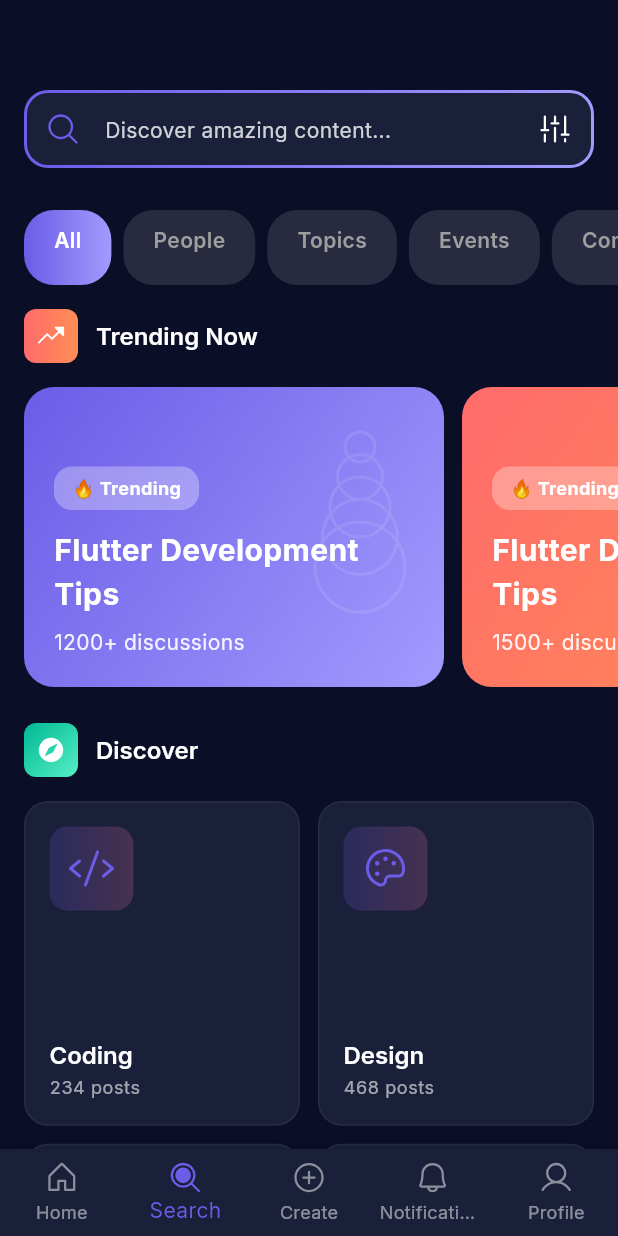
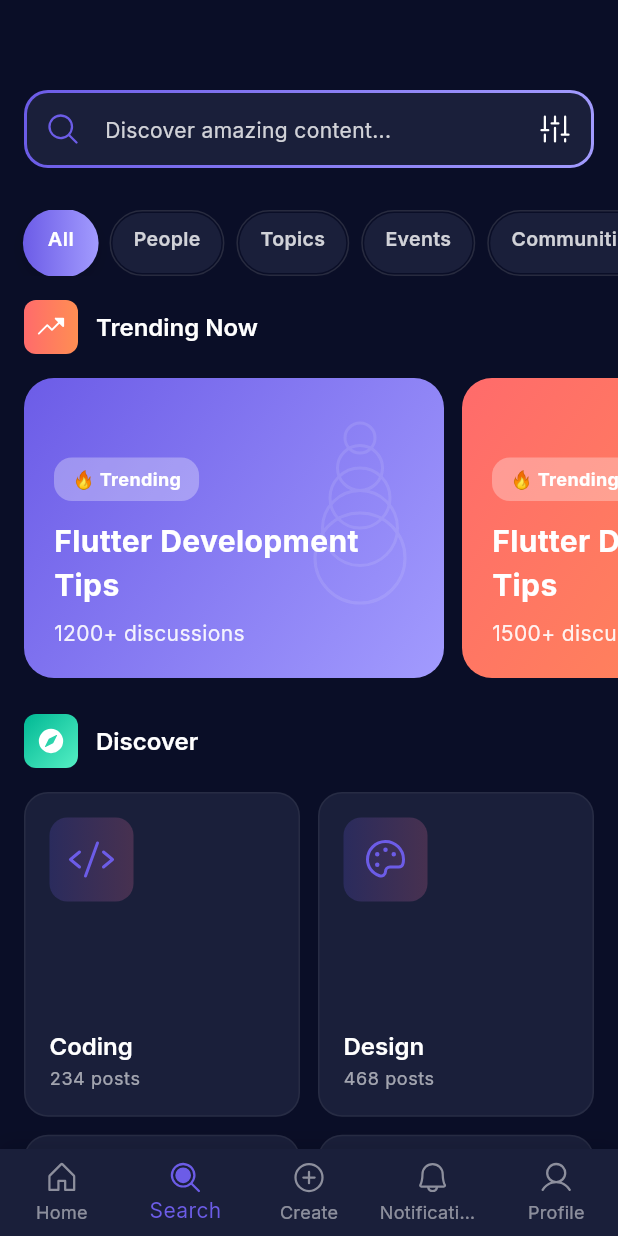
Before and after one commit to mg3994/i-don-t-trust-encryption-, a Flutter app: the screen it shows after launch, item 2 of the bottom bar chosen, on a phone screen of 412 x 824 dp. Run offline on Flutter 3.47's test engine with Material 3 defaults, Android fonts, the phone set to English and light mode, and no system bars; drawn by our look-alikes of flutter_animate; our stand-ins replace flutter_hooks, google_fonts, phosphor_flutter, signals_flutter; missing offline and left inert: signals_hooks.

Commit message:
first commit

```diff
--- a/lib/features/search/presentation/pages/search_page.dart
+++ b/lib/features/search/presentation/pages/search_page.dart
@@ -77,7 +77,7 @@ class SearchPage extends StatelessWidget {
           // Category Pills
           SliverToBoxAdapter(
             child: SizedBox(
-              height: 50,
+              height: 44,
               child: Watch((context) {
                 return ListView.builder(
                   scrollDirection: Axis.horizontal,
@@ -88,6 +88,7 @@ class SearchPage extends StatelessWidget {
                     return Padding(
                       padding: const EdgeInsets.only(right: 8),
                       child: _buildCategoryPill(
+                        context,
                         categories[index],
                         isSelected,
                         () => selectedCategory.value = index,
@@ -196,31 +197,59 @@ class SearchPage extends StatelessWidget {
     );
   }
 
-  Widget _buildCategoryPill(String label, bool isSelected, VoidCallback onTap) {
+  Widget _buildCategoryPill(
+    BuildContext context,
+    String label,
+    bool isSelected,
+    VoidCallback onTap,
+  ) {
+    final theme = Theme.of(context);
     return InkWell(
       onTap: onTap,
-      borderRadius: BorderRadius.circular(20),
-      child: Container(
-        padding: const EdgeInsets.symmetric(horizontal: 20, vertical: 10),
+      borderRadius: BorderRadius.circular(18),
+      child: AnimatedContainer(
+        duration: 200.ms,
+        curve: Curves.easeOut,
+        padding: EdgeInsets.all(isSelected ? 2 : 1),
         decoration: BoxDecoration(
           gradient: isSelected
               ? const LinearGradient(
                   colors: [Color(0xFF6C5CE7), Color(0xFFA29BFE)],
                 )
               : null,
-          color: isSelected ? null : Colors.grey.withValues(alpha: 0.2),
-          borderRadius: BorderRadius.circular(20),
+          borderRadius: BorderRadius.circular(22),
+          border: isSelected
+              ? null
+              : Border.all(color: Colors.grey.withValues(alpha: 0.2)),
+          boxShadow: isSelected
+              ? [
+                  BoxShadow(
+                    color: Colors.black.withValues(alpha: 0.12),
+                    blurRadius: 8,
+                    offset: const Offset(0, 4),
+                  ),
+                ]
+              : null,
         ),
-        child: Text(
-          label,
-          style: TextStyle(
-            fontSize: 14,
-            fontWeight: FontWeight.w600,
-            color: isSelected ? Colors.white : Colors.grey,
+        child: Container(
+          padding: const EdgeInsets.symmetric(horizontal: 14, vertical: 8),
+          decoration: BoxDecoration(
+            color: isSelected ? null : theme.cardColor,
+            borderRadius: BorderRadius.circular(20),
+          ),
+          child: Text(
+            label,
+            style: TextStyle(
+              fontSize: 13,
+              fontWeight: FontWeight.w600,
+              color: isSelected
+                  ? Colors.white
+                  : theme.textTheme.bodyMedium?.color ?? Colors.grey,
+            ),
           ),
         ),
       ),
-    );
+    ).animate(target: isSelected ? 1 : 0).scale(end: const Offset(1.03, 1.03));
   }
 
   Widget _buildTrendingCard(BuildContext context, int index) {
```
Also changed, not shown: lib/features/messages/presentation/pages/messages_page.dart (+45 -17 lines), lib/features/notifications/presentation/pages/notifications_page.dart (+43 -14 lines).
